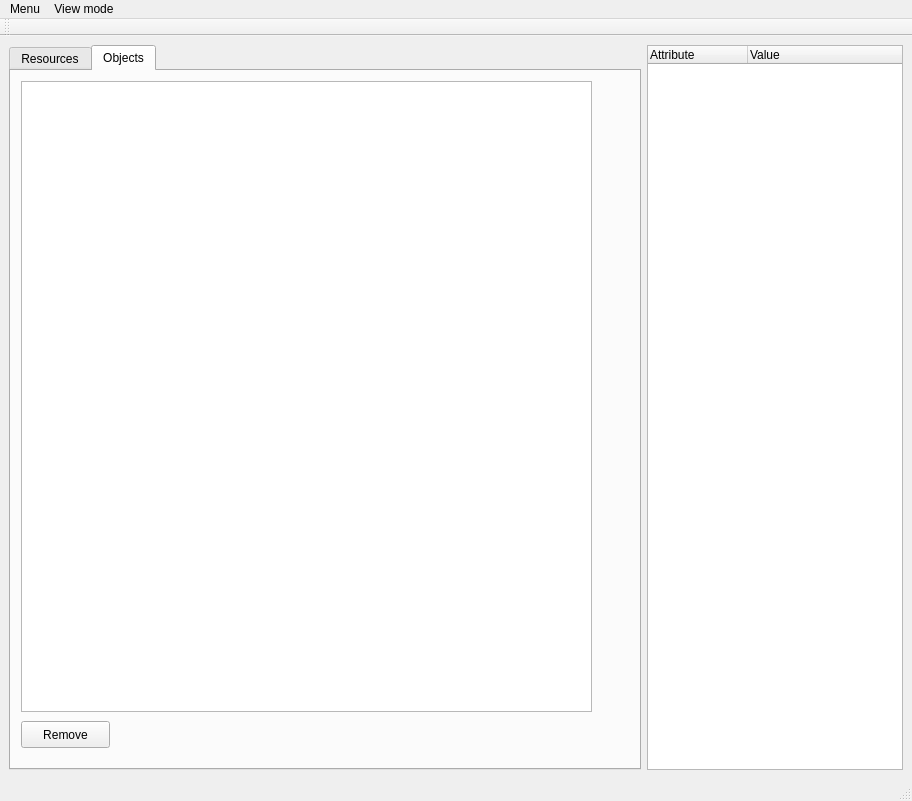
Qt form UI/QT/MainWindow.ui (ubuntunux/PyEngine3D) before a commit.
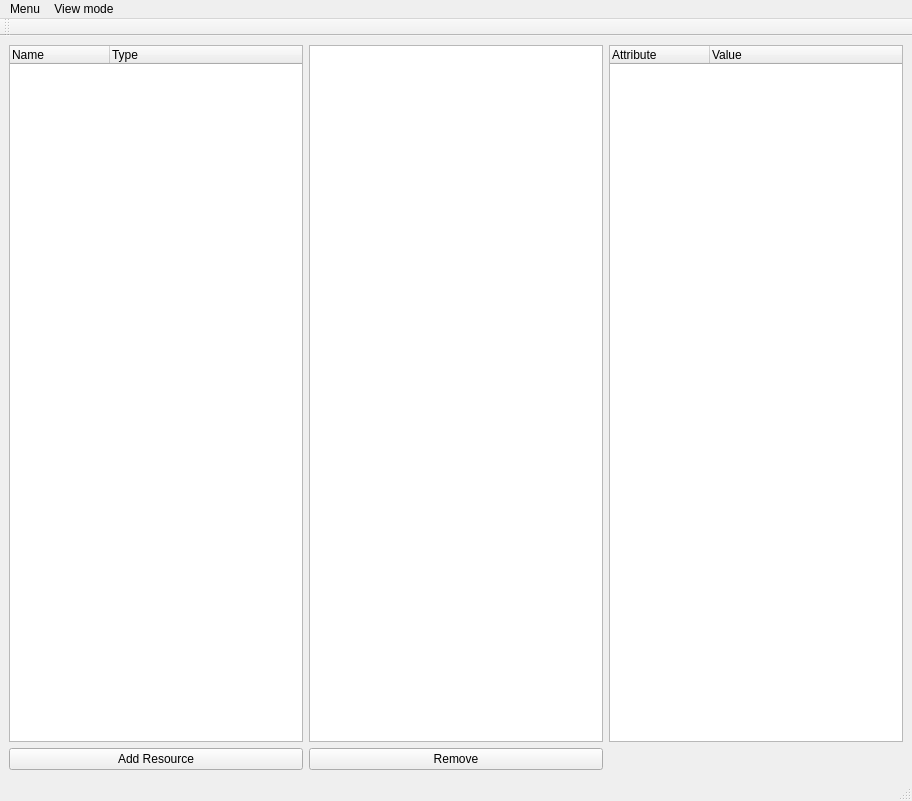
The same form after that commit. The open tabs and pages were chosen to show the change.

```diff
--- a/UI/QT/MainWindow.ui
+++ b/UI/QT/MainWindow.ui
@@ -16,6 +16,25 @@
   <widget class="QWidget" name="centralwidget">
    <layout class="QGridLayout" name="gridLayout">
     <item row="0" column="1">
+     <widget class="QListWidget" name="objectList">
+      <property name="sizePolicy">
+       <sizepolicy hsizetype="Expanding" vsizetype="Expanding">
+        <horstretch>0</horstretch>
+        <verstretch>0</verstretch>
+       </sizepolicy>
+      </property>
+      <property name="contextMenuPolicy">
+       <enum>Qt::DefaultContextMenu</enum>
+      </property>
+      <property name="midLineWidth">
+       <number>0</number>
+      </property>
+      <property name="batchSize">
+       <number>100</number>
+      </property>
+     </widget>
+    </item>
+    <item row="0" column="2">
      <layout class="QHBoxLayout" name="layoutProperty">
       <item>
        <widget class="QTreeWidget" name="attributeTree">
@@ -52,29 +71,7 @@
      </layout>
     </item>
     <item row="0" column="0">
-     <widget class="QTabWidget" name="tabWidget">
-      <property name="sizePolicy">
-       <sizepolicy hsizetype="Expanding" vsizetype="Expanding">
-        <horstretch>1</horstretch>
-        <verstretch>0</verstretch>
-       </sizepolicy>
-      </property>
-      <property name="currentIndex">
-       <number>0</number>
-      </property>
-      <widget class="QWidget" name="tabResources">
-       <attribute name="title">
-        <string>Resources</string>
-       </attribute>
        <widget class="QTreeWidget" name="resourceListWidget">
-        <property name="geometry">
-         <rect>
-          <x>10</x>
-          <y>10</y>
-          <width>601</width>
-          <height>621</height>
-         </rect>
-        </property>
         <property name="columnCount">
          <number>2</number>
         </property>
@@ -89,64 +86,20 @@
          </property>
         </column>
        </widget>
+    </item>
+    <item row="1" column="0">
        <widget class="QPushButton" name="btnAddResource">
-        <property name="geometry">
-         <rect>
-          <x>10</x>
-          <y>650</y>
-          <width>111</width>
-          <height>27</height>
-         </rect>
-        </property>
         <property name="text">
          <string>Add Resource</string>
         </property>
        </widget>
-      </widget>
-      <widget class="QWidget" name="tabObjects">
-       <attribute name="title">
-        <string>Objects</string>
-       </attribute>
-       <widget class="QListWidget" name="objectList">
-        <property name="geometry">
-         <rect>
-          <x>10</x>
-          <y>10</y>
-          <width>571</width>
-          <height>631</height>
-         </rect>
-        </property>
-        <property name="sizePolicy">
-         <sizepolicy hsizetype="Expanding" vsizetype="Expanding">
-          <horstretch>0</horstretch>
-          <verstretch>0</verstretch>
-         </sizepolicy>
-        </property>
-        <property name="contextMenuPolicy">
-         <enum>Qt::DefaultContextMenu</enum>
-        </property>
-        <property name="midLineWidth">
-         <number>0</number>
-        </property>
-        <property name="batchSize">
-         <number>100</number>
-        </property>
-       </widget>
+    </item>
+    <item row="1" column="1">
        <widget class="QPushButton" name="btnRemoveObject">
-        <property name="geometry">
-         <rect>
-          <x>10</x>
-          <y>650</y>
-          <width>89</width>
-          <height>27</height>
-         </rect>
-        </property>
         <property name="text">
          <string>Remove</string>
         </property>
        </widget>
-      </widget>
-     </widget>
     </item>
    </layout>
   </widget>
```
Left out of the diff: 2 changed lines with no effect on the pictures. Lines whose indentation alone changed are shown as unchanged.
